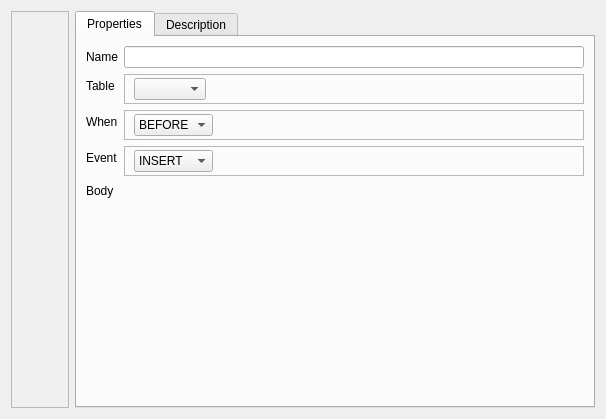
fritzone/ddm, file TriggerForm.ui: the form before one commit.
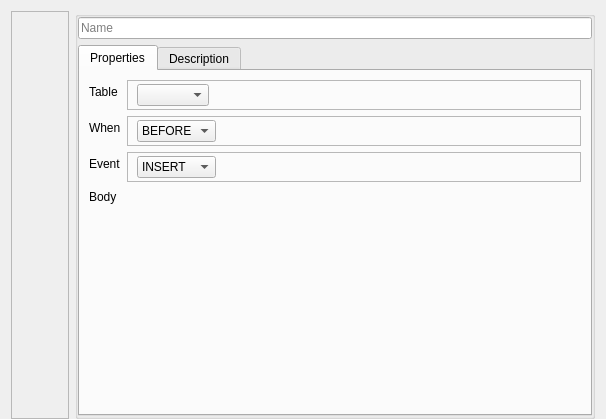
The form after the commit. Icons and pictures are not drawn.

Diff of the .ui file:
```diff
--- a/TriggerForm.ui
+++ b/TriggerForm.ui
@@ -14,6 +14,9 @@
    <string>Form</string>
   </property>
   <layout class="QHBoxLayout" name="horizontalLayout_5">
+   <property name="bottomMargin">
+    <number>0</number>
+   </property>
    <item>
     <widget class="QFrame" name="frameForUnlockButton">
      <property name="frameShape">
@@ -97,6 +100,25 @@
     </widget>
    </item>
    <item>
+    <widget class="QGroupBox" name="groupBox">
+     <property name="title">
+      <string/>
+     </property>
+     <property name="flat">
+      <bool>true</bool>
+     </property>
+     <layout class="QVBoxLayout" name="verticalLayout_3">
+      <property name="margin">
+       <number>0</number>
+      </property>
+      <item>
+       <widget class="QLineEdit" name="txtTriggerName">
+        <property name="placeholderText">
+         <string>Name</string>
+        </property>
+       </widget>
+      </item>
+      <item>
     <widget class="QTabWidget" name="tabWidget">
      <widget class="QWidget" name="tabWidgetPage1">
       <attribute name="title">
@@ -110,23 +132,13 @@
         <number>9</number>
        </property>
        <item row="0" column="0">
-        <widget class="QLabel" name="label_5">
-         <property name="text">
-          <string>Name</string>
-         </property>
-        </widget>
-       </item>
-       <item row="0" column="1">
-        <widget class="QLineEdit" name="txtTriggerName"/>
-       </item>
-       <item row="1" column="0">
         <widget class="QLabel" name="label">
          <property name="text">
           <string>Table</string>
          </property>
         </widget>
        </item>
-       <item row="1" column="1">
+          <item row="0" column="1">
         <widget class="QFrame" name="frame_tab">
          <property name="frameShape">
           <enum>QFrame::StyledPanel</enum>
@@ -160,14 +172,14 @@
          </layout>
         </widget>
        </item>
-       <item row="2" column="0">
+          <item row="1" column="0">
         <widget class="QLabel" name="label_2">
          <property name="text">
           <string>When</string>
          </property>
         </widget>
        </item>
-       <item row="2" column="1">
+          <item row="1" column="1">
         <widget class="QFrame" name="frame">
          <property name="frameShape">
           <enum>QFrame::StyledPanel</enum>
@@ -223,14 +235,14 @@
          </layout>
         </widget>
        </item>
-       <item row="3" column="0">
+          <item row="2" column="0">
         <widget class="QLabel" name="label_3">
          <property name="text">
           <string>Event</string>
          </property>
         </widget>
        </item>
-       <item row="3" column="1">
+          <item row="2" column="1">
         <widget class="QFrame" name="frame_3">
          <property name="frameShape">
           <enum>QFrame::StyledPanel</enum>
@@ -292,14 +304,14 @@
          </layout>
         </widget>
        </item>
-       <item row="4" column="0">
+          <item row="3" column="0">
         <widget class="QLabel" name="label_4">
          <property name="text">
           <string>Body</string>
          </property>
         </widget>
        </item>
-       <item row="4" column="1">
+          <item row="3" column="1">
         <widget class="QFrame" name="frame_2">
          <layout class="QHBoxLayout" name="horizontalLayout_4"/>
         </widget>
@@ -316,6 +328,9 @@
        </item>
       </layout>
      </widget>
+       </widget>
+      </item>
+     </layout>
     </widget>
    </item>
   </layout>
```
Left out of the diff: 11 changed lines with no effect on the pictures. Lines whose indentation alone changed are shown as unchanged.
